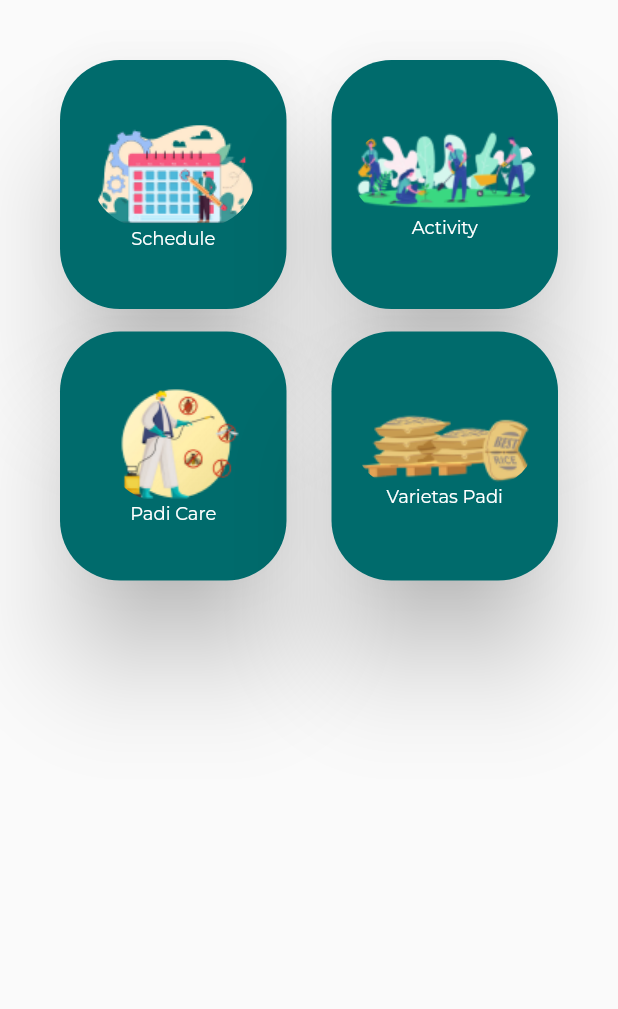
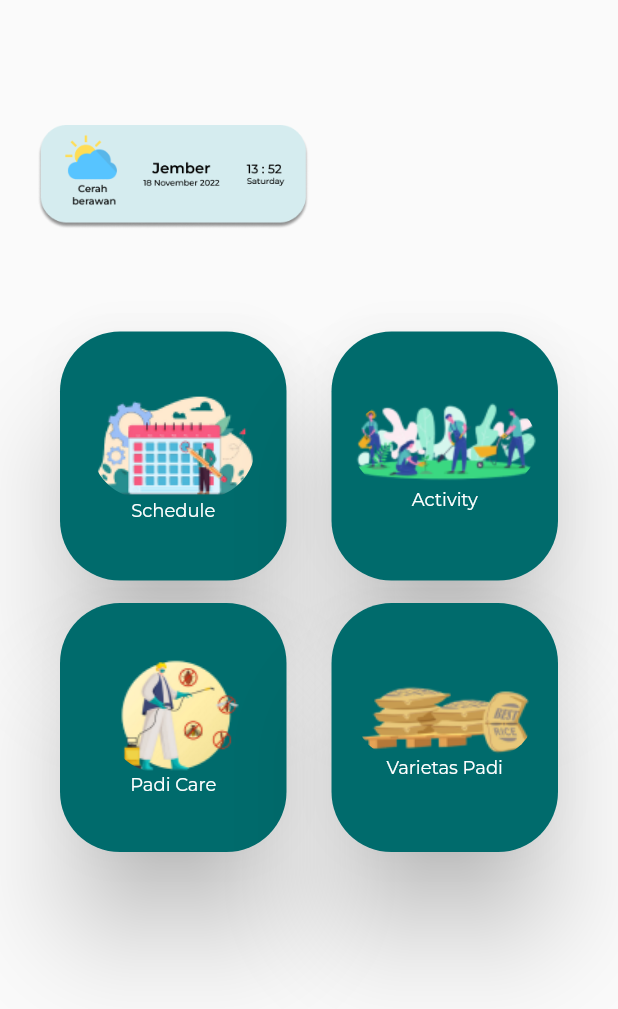
Before and after one commit to W1Z-H4L/uyee, a Flutter app: the Home widget shown alone on an empty page, opened directly, on a phone screen of 412 x 824 dp. Shown: the top 1009 px of the screen. Run offline on Flutter 3.47's test engine with Material 2 defaults, Android fonts, the phone set to English and light mode, and no system bars; our stand-ins replace google_fonts, percent_indicator, shared_preferences; accounts and stored records are empty.

Commit message:
edit by adit

```diff
--- a/lib/page/home.dart
+++ b/lib/page/home.dart
@@ -10,6 +10,20 @@ class Home extends StatelessWidget {
         padding: const EdgeInsets.all(25),
         crossAxisCount: 2,
         children: <Widget>[
+          Container(
+            alignment: Alignment.center,
+            margin: const EdgeInsets.only(
+              top: 5,
+            ),
+            decoration: const BoxDecoration(
+              image: DecorationImage(
+                image: AssetImage('assets/gambarcuaca.png'),
+              ),
+            ),
+          ),
+          SizedBox(
+            height: 15,
+          ),
           Card(
             elevation: 30,
             shape:
```
Also changed, not shown: assets/gambarcuaca.png (added).
